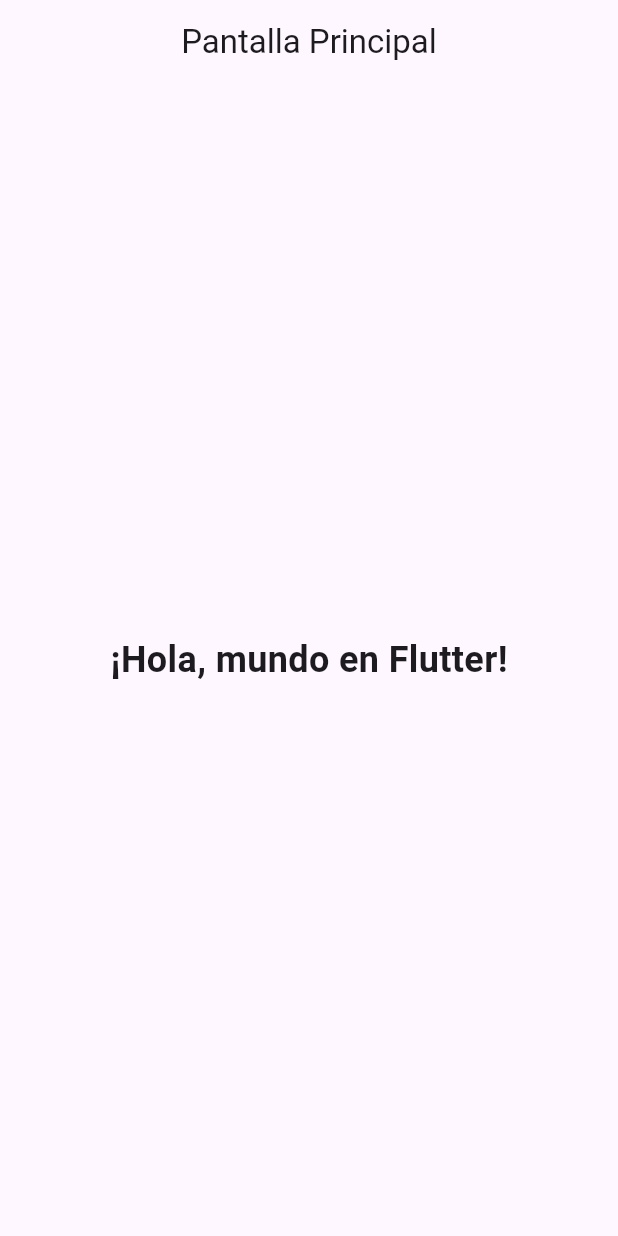
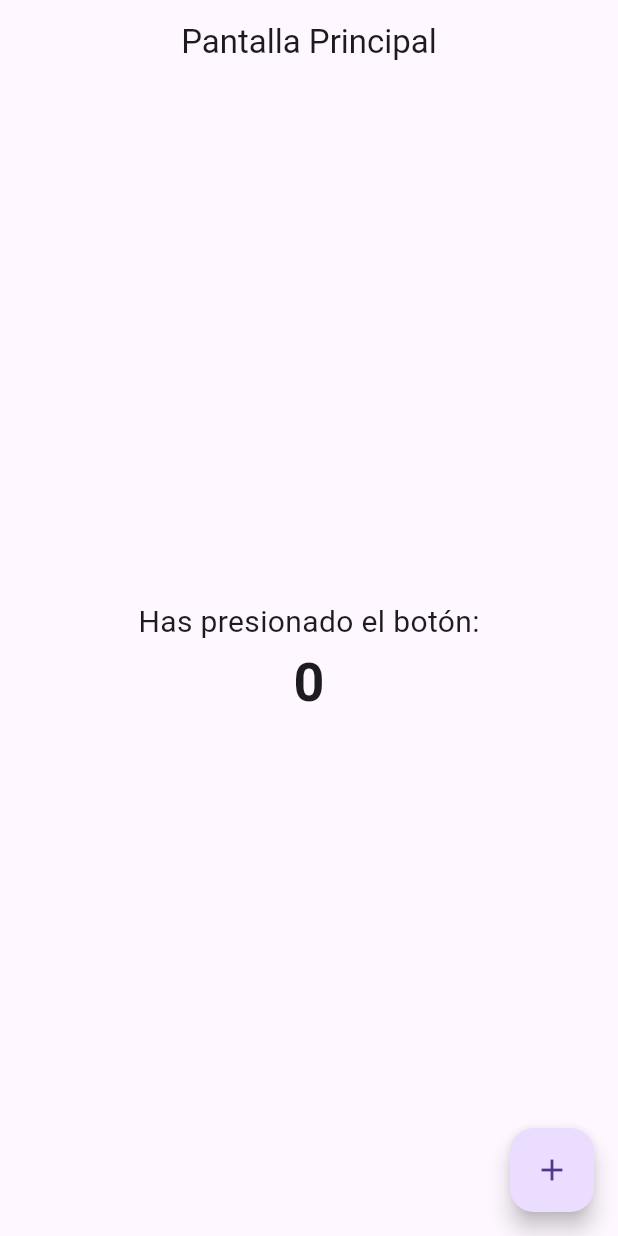
Before and after one commit to EduarVh/actividadcorregida, a Flutter app: the screen it shows after launch, on a phone screen of 412 x 824 dp. Run offline on Flutter 3.47's test engine with Material 3 defaults, Android fonts, the phone set to English and light mode, and no system bars.

Commit message:
Actualización de la app Flutter con cambios recientes

```diff
--- a/lib/main.dart
+++ b/lib/main.dart
@@ -10,31 +10,63 @@
   @override
   Widget build(BuildContext context) {
     return MaterialApp(
-      debugShowCheckedModeBanner: false,
+      debugShowCheckedModeBanner: false, // Oculta la etiqueta de debug
       title: 'Mi Primera App Flutter',
       theme: ThemeData(
         primarySwatch: Colors.blue,
       ),
-      home: const HomePage(),
+      home: const MyHomePage(title: 'Pantalla Principal'),
     );
   }
 }
 
-class HomePage extends StatelessWidget {
-  const HomePage({super.key});
+class MyHomePage extends StatefulWidget {
+  const MyHomePage({super.key, required this.title});
+
+  final String title;
+
+  @override
+  State<MyHomePage> createState() => _MyHomePageState();
+}
+
+class _MyHomePageState extends State<MyHomePage> {
+  int _counter = 0;
+
+  void _incrementCounter() {
+    setState(() {
+      _counter++;
+    });
+  }
 
   @override
   Widget build(BuildContext context) {
     return Scaffold(
       appBar: AppBar(
-        title: const Text('Pantalla Principal'),
+        title: Text(widget.title),
         centerTitle: true,
       ),
-      body: const Center(
-        child: Text(
-          '¡Hola, mundo en Flutter!',
-          style: TextStyle(fontSize: 24, fontWeight: FontWeight.bold),
+      body: Center(
+        child: Column(
+          mainAxisAlignment: MainAxisAlignment.center,
+          children: <Widget>[
+            const Text(
+              'Has presionado el botón:',
+              style: TextStyle(fontSize: 20),
+            ),
+            Text(
+              '$_counter',
+              style: const TextStyle(
+                fontSize: 36,
+                fontWeight: FontWeight.bold,
+              ),
+            ),
+          ],
         ),
+      ),
+      floatingActionButton: FloatingActionButton(
+        onPressed: _incrementCounter,
+        tooltip: 'Incrementar',
+        child: const Icon(Icons.add),
       ),
     );
   }
```
